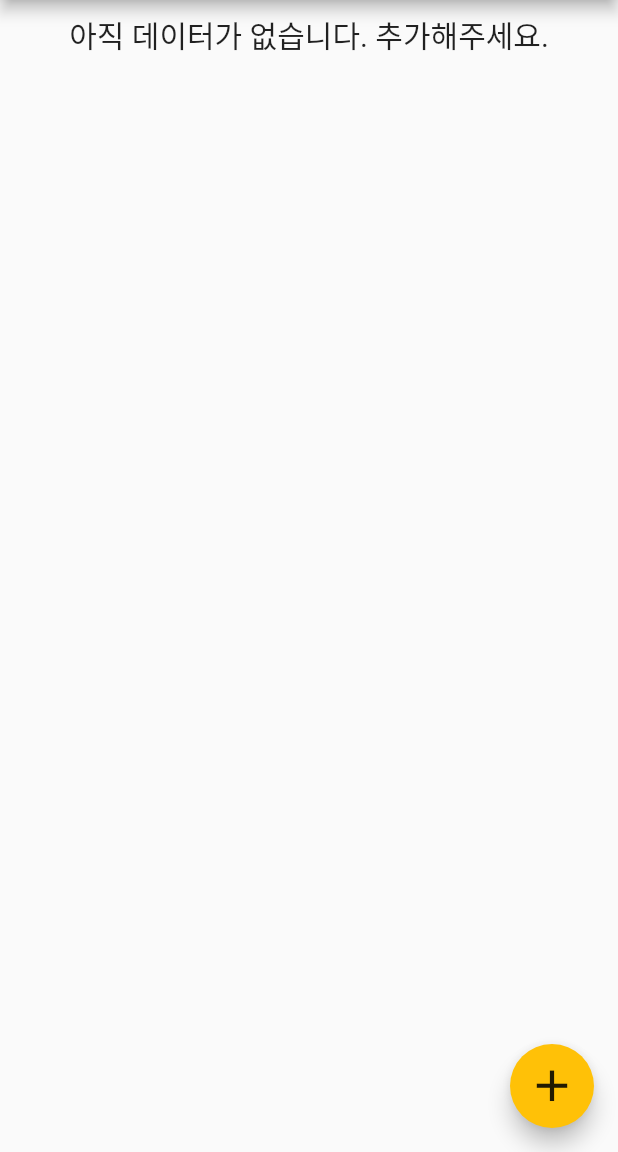
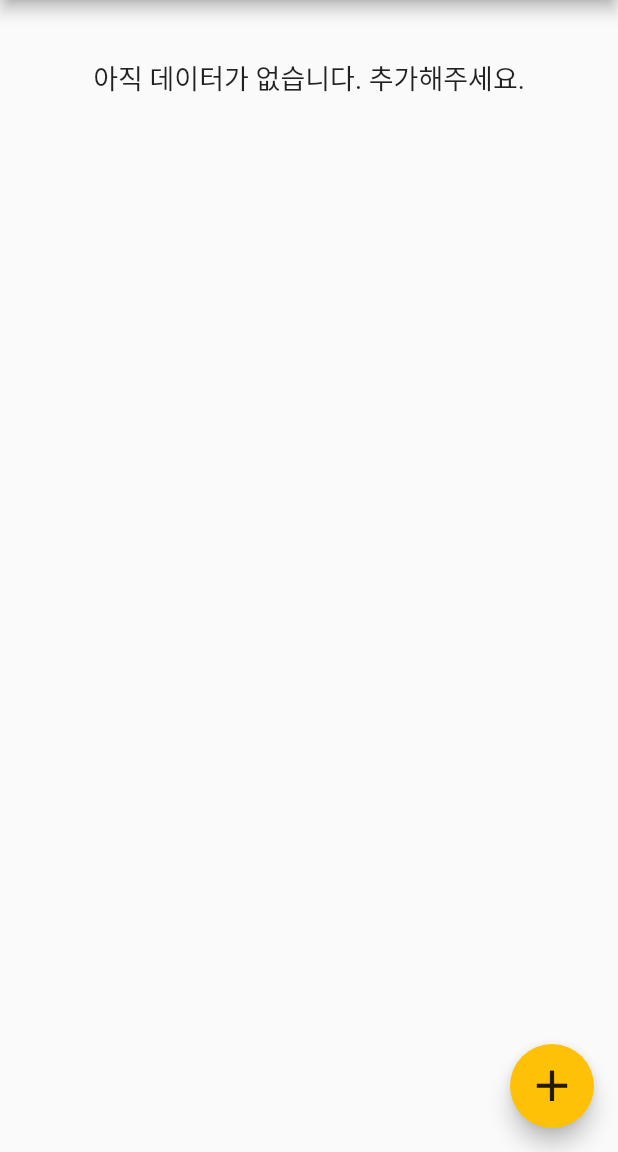
Before and after one commit to Arenslien/Show-me-the-graph, a Flutter app: the screen it shows after launch, on a phone screen of 412 x 824 dp, the part 84-1236 px from its top. Run offline on Flutter 3.47's test engine with Material 2 defaults, Android fonts, the phone set to English and light mode, and no system bars; our stand-ins replace syncfusion_flutter_charts.

Commit message:
NoCard 텍스트 개선

```diff
--- a/lib/components/data_card.dart
+++ b/lib/components/data_card.dart
@@ -60,10 +60,11 @@ class _NoDataCardState extends State<NoDataCard> {
         children: [
           Text(
             "아직 데이터가 없습니다. 추가해주세요.",
-            style: TextStyle(fontSize: 20),
+            style: TextStyle(fontSize: 18),
           ),
         ],
       ),
+      margin: EdgeInsets.all(30),
     );
   }
 }
```
